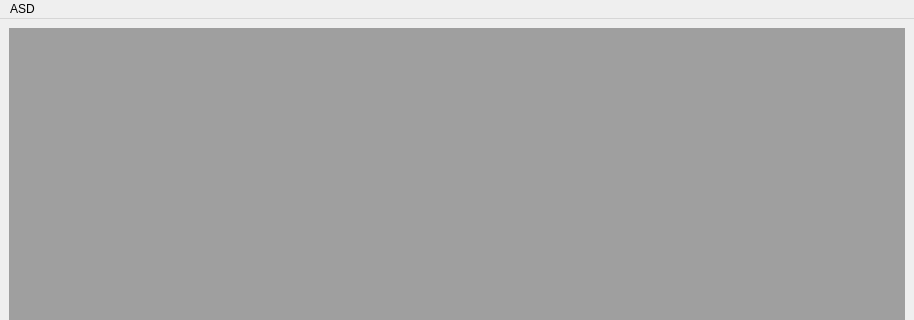
This is serialMonitor.ui in FarK/SerialMonitor as Qt 5 draws it before an edit; both pictures show x 0 to 914 and y 0 to 320 of the 914 by 476 pixel window. The edited form follows.
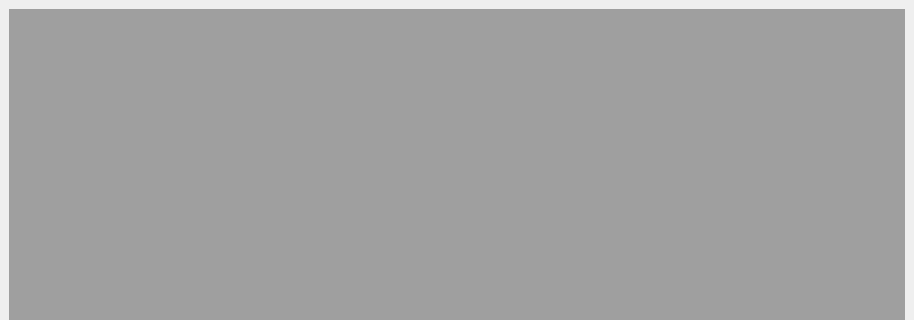
This is the edited form.

Commit message: Añadido el botón de conectar/desconectar.

The edit to the form file:
```diff
--- a/serialMonitor.ui
+++ b/serialMonitor.ui
@@ -64,12 +64,6 @@
      <height>19</height>
     </rect>
    </property>
-   <widget class="QMenu" name="menuASD">
-    <property name="title">
-     <string>ASD</string>
-    </property>
-   </widget>
-   <addaction name="menuASD"/>
   </widget>
   <widget class="QStatusBar" name="statusbar"/>
  </widget>
```
Left out of the diff: 25 changed lines with no effect on the pictures. The commit also changes 5 other files.
